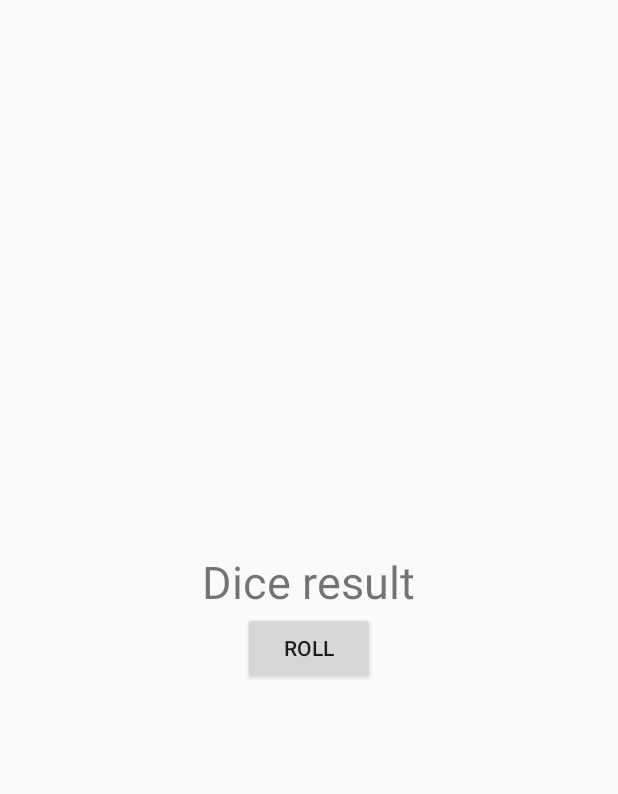
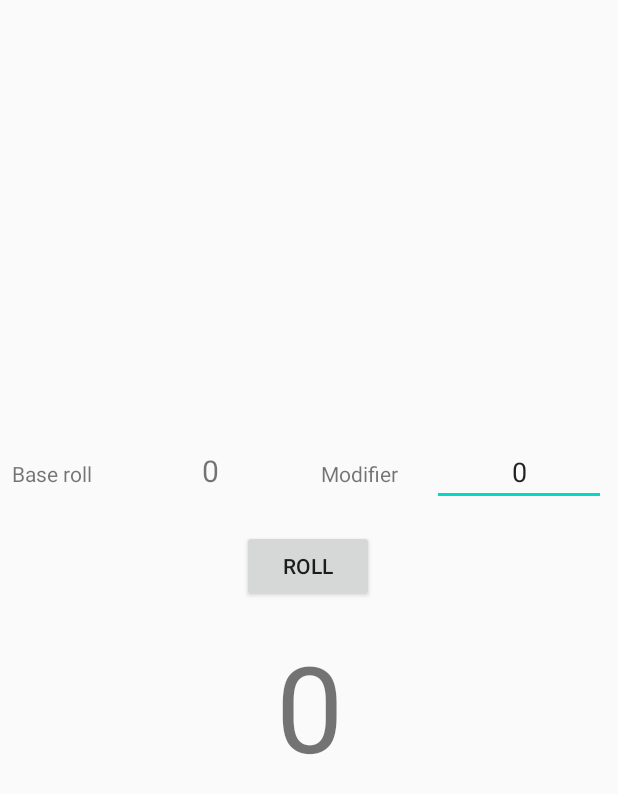
Before and after one commit to CruxMDQ/kd205e, an Android app: the layout activity_main.xml on its own in the app's theme, with its tools: preview values and no code run, on a phone screen of 412 x 824 dp. Shown: the top 794 px of the screen. Run offline under Robolectric (Android 15) with nearby library versions, the phone set to English and light mode, and no system bars.

Commit message:
Roll now takes a modifier and adds it to determine the final result.

```diff
--- a/app/build.gradle
+++ b/app/build.gradle
@@ -32,8 +32,8 @@ android {
 dependencies {
     implementation fileTree(dir: 'libs', include: ['*.jar'])
     implementation "org.jetbrains.kotlin:kotlin-stdlib-jdk7:$kotlin_version"
-    implementation 'androidx.appcompat:appcompat:1.1.0'
-    implementation 'androidx.core:core-ktx:1.2.0'
+    implementation "androidx.appcompat:appcompat:$appcompat_version"
+    implementation "androidx.core:core-ktx:$core_ktx_version"
     implementation 'androidx.constraintlayout:constraintlayout:1.1.3'
     testImplementation 'junit:junit:4.12'
     androidTestImplementation 'androidx.test.ext:junit:1.1.1'
--- a/app/src/main/java/com/callisto/kd205e/activities/MainActivity.kt
+++ b/app/src/main/java/com/callisto/kd205e/activities/MainActivity.kt
@@ -19,12 +19,20 @@ class MainActivity : BaseActivity()
 
     private fun onBtnRollClicked()
     {
-        binding.lblRoll.setText(rollDice().toString())
+        val iD20 = rollD20()
+
+        binding.txtBaseRoll.text = iD20.toString()
+
+        val sMod : String = binding.editModifier.text.toString()
+
+        val iResult = iD20 + sMod.toInt()
+
+        binding.lblResult.text = iResult.toString()
     }
 
-    private fun rollDice(): Int
+    private fun rollD20(): Int
     {
-        var iResult : Int
+        val iResult : Int
 
         iResult = (1..20).random()
 
--- a/app/src/main/res/layout/activity_main.xml
+++ b/app/src/main/res/layout/activity_main.xml
@@ -3,26 +3,91 @@
     xmlns:app="http://schemas.android.com/apk/res-auto"
     xmlns:tools="http://schemas.android.com/tools">
 
-    <LinearLayout
+    <androidx.constraintlayout.widget.ConstraintLayout
+        android:id="@+id/constraintLayout"
         android:layout_width="match_parent"
         android:layout_height="wrap_content"
-        android:orientation="vertical"
         android:layout_gravity="center_vertical"
-        tools:context=".activities.MainActivity" >
+        tools:context=".activities.MainActivity">
 
-            <TextView
-                android:id="@+id/lblRoll"
-                android:layout_width="wrap_content"
-                android:layout_height="wrap_content"
-                android:layout_gravity="center_horizontal"
-                android:text="Dice result"
-                android:textSize="30sp"/>
+        <TextView
+            android:id="@+id/lblBaseRoll"
+            android:layout_width="0dp"
+            android:layout_height="wrap_content"
+            android:layout_margin="@dimen/margin_half"
+            android:text="@string/base_roll"
+            app:layout_constraintBaseline_toBaselineOf="@+id/txtBaseRoll"
+            app:layout_constraintEnd_toStartOf="@+id/txtBaseRoll"
+            app:layout_constraintHorizontal_bias="0.5"
+            app:layout_constraintHorizontal_weight="1"
+            app:layout_constraintStart_toStartOf="parent" />
+
+        <TextView
+            android:id="@+id/txtBaseRoll"
+            android:layout_width="0dp"
+            android:layout_height="wrap_content"
+            android:layout_margin="@dimen/margin_half"
+            android:text="0"
+            android:textAlignment="center"
+            android:textSize="@dimen/textMedium"
+            app:layout_constraintBaseline_toBaselineOf="@+id/editModifier"
+            app:layout_constraintEnd_toStartOf="@+id/lblModifier"
+            app:layout_constraintHorizontal_bias="0.5"
+            app:layout_constraintHorizontal_weight="2"
+            app:layout_constraintStart_toEndOf="@+id/lblBaseRoll" />
+
+        <TextView
+            android:id="@+id/lblModifier"
+            android:layout_width="0dp"
+            android:layout_height="wrap_content"
+            android:layout_margin="@dimen/margin_half"
+            android:text="@string/label_modifier"
+            app:layout_constraintBaseline_toBaselineOf="@+id/editModifier"
+            app:layout_constraintEnd_toStartOf="@+id/editModifier"
+            app:layout_constraintHorizontal_bias="0.5"
+            app:layout_constraintHorizontal_weight="1"
+            app:layout_constraintStart_toEndOf="@+id/txtBaseRoll" />
+
+        <EditText
+            android:id="@+id/editModifier"
+            android:layout_width="0dp"
+            android:layout_height="wrap_content"
+            android:layout_margin="@dimen/margin_half"
+            android:ems="10"
+            android:inputType="numberSigned"
+            android:text="0"
+            android:textAlignment="center"
+            app:layout_constraintEnd_toEndOf="parent"
+            app:layout_constraintHorizontal_bias="0.5"
+            app:layout_constraintStart_toEndOf="@+id/lblModifier"
+            app:layout_constraintTop_toTopOf="parent"
+            app:layout_constraintHorizontal_weight="2"/>
+
+        <TextView
+            android:id="@+id/lblResult"
+            android:layout_width="wrap_content"
+            android:layout_height="wrap_content"
+            android:layout_marginBottom="@dimen/margin_full"
+            android:text="0"
+            android:textSize="@dimen/textGinormous"
+            app:layout_constraintBottom_toBottomOf="parent"
+            app:layout_constraintEnd_toEndOf="parent"
+            app:layout_constraintStart_toStartOf="parent"
+            app:layout_constraintTop_toBottomOf="@+id/btnRoll"
+            app:layout_constraintVertical_chainStyle="packed" />
 
         <Button
             android:id="@+id/btnRoll"
             android:layout_width="wrap_content"
             android:layout_height="wrap_content"
-            android:layout_gravity="center_horizontal"
-            android:text="@string/btn_roll" />
-    </LinearLayout>
+            android:layout_marginTop="@dimen/margin_full"
+            android:layout_marginBottom="@dimen/margin_full"
+            android:text="@string/btn_roll"
+            app:layout_constraintBottom_toTopOf="@+id/lblResult"
+            app:layout_constraintEnd_toEndOf="parent"
+            app:layout_constraintHorizontal_bias="0.498"
+            app:layout_constraintStart_toStartOf="parent"
+            app:layout_constraintTop_toBottomOf="@+id/editModifier" />
+
+    </androidx.constraintlayout.widget.ConstraintLayout>
 </layout>
--- /dev/null
+++ b/app/src/main/res/values/dimens.xml
@@ -0,0 +1,8 @@
+<?xml version="1.0" encoding="utf-8"?>
+<resources>
+    <dimen name="margin_full">16dp</dimen>
+    <dimen name="margin_half">8dp</dimen>
+    <dimen name="textMedium">20sp</dimen>
+    <dimen name="textLarge">30sp</dimen>
+    <dimen name="textGinormous">80sp</dimen>
+</resources>
--- a/app/src/main/res/values/strings.xml
+++ b/app/src/main/res/values/strings.xml
@@ -1,4 +1,6 @@
 <resources>
     <string name="app_name">Kd205e</string>
     <string name="btn_roll">Roll</string>
+    <string name="label_modifier">Modifier</string>
+    <string name="base_roll">Base roll</string>
 </resources>
--- a/build.gradle
+++ b/build.gradle
@@ -1,6 +1,8 @@
 // Top-level build file where you can add configuration options common to all sub-projects/modules.
 
 buildscript {
+    ext.appcompat_version = '1.1.0'
+    ext.core_ktx_version = '1.3.0'
     ext.kotlin_version = '1.3.72'
     ext.gradle_version = '3.6.3'
     ext.timber_version = '4.7.1'
```
